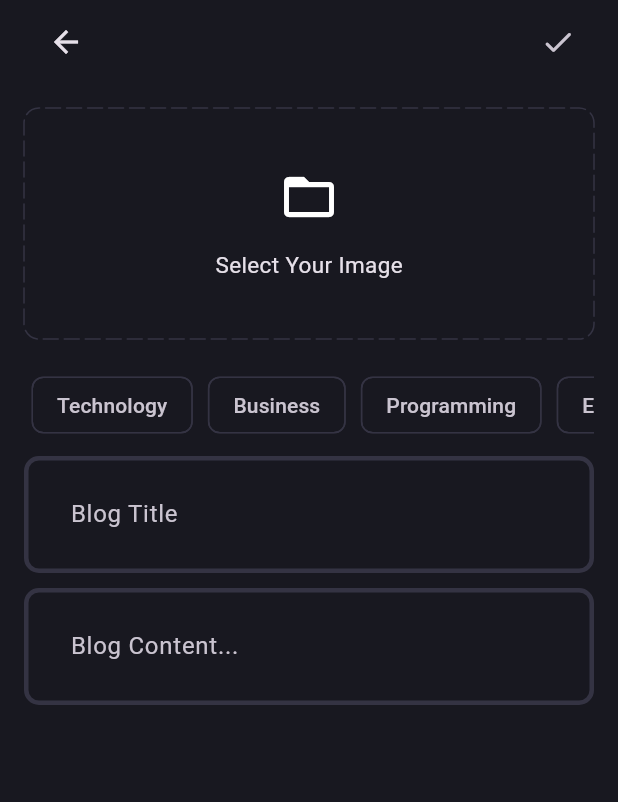
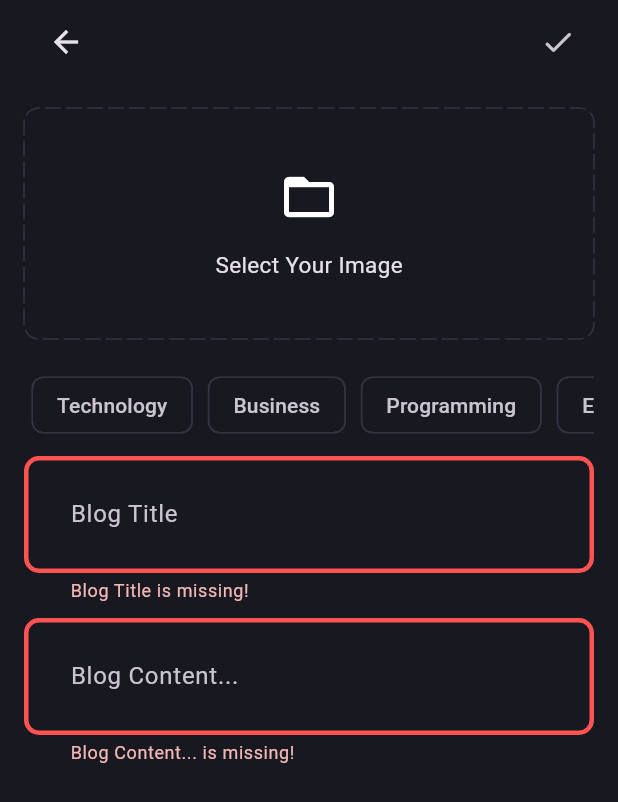
Before and after one commit to fryingLotus/flutterBlogApp, a Flutter app: the AddNewBlogPage screen opened directly, after a tap on the "done" icon, on a phone screen of 412 x 824 dp. Shown: the top 802 px of the screen. Run offline on Flutter 3.47's test engine with Material 3 defaults, Android fonts, the phone set to English and light mode, and no system bars; drawn by our look-alikes of dotted_border; our stand-ins replace flutter_bloc, fpdart, get_it, image_picker, internet_connection_checker_plus, supabase_flutter; accounts and stored records are empty.

Commit message:
Added way to display blogs

```diff
--- a/lib/core/themes/theme.dart
+++ b/lib/core/themes/theme.dart
@@ -18,8 +18,9 @@ class AppTheme {
           color: WidgetStatePropertyAll(AppPallete.backgroundColor),
           side: BorderSide.none),
       inputDecorationTheme: InputDecorationTheme(
-        contentPadding: const EdgeInsets.all(27),
-        enabledBorder: _border(),
-        focusedBorder: _border(AppPallete.gradient2),
-      ));
+          contentPadding: const EdgeInsets.all(27),
+          enabledBorder: _border(),
+          border: _border(),
+          focusedBorder: _border(AppPallete.gradient2),
+          errorBorder: _border(AppPallete.errorColor)));
 }
--- /dev/null
+++ b/lib/core/utils/calculate_reading_time.dart
@@ -0,0 +1,5 @@
+int calculateReadingTime(String content) {
+  final wordCount = content.split(RegExp(r'\s+')).length;
+  final readingTime = wordCount / 225;
+  return readingTime.ceil();
+}
--- /dev/null
+++ b/lib/core/utils/format_date.dart
@@ -0,0 +1,5 @@
+import 'package:intl/intl.dart';
+
+String formatDateBydMMMYYYY(DateTime dateTime) {
+  return DateFormat('d MMM, yyyy').format(dateTime);
+}
--- a/lib/features/blog/data/datasources/blog_remote_data_source.dart
+++ b/lib/features/blog/data/datasources/blog_remote_data_source.dart
@@ -10,6 +10,7 @@ abstract interface class BlogRemoteDataSource {
     required File image,
     required BlogModel blog,
   });
+  Future<List<BlogModel>> getAllBlogs();
 }
 
 class BlogRemoteDataSourceImpl implements BlogRemoteDataSource {
@@ -31,8 +32,22 @@ class BlogRemoteDataSourceImpl implements BlogRemoteDataSource {
   Future<String> uploadBlogImage(
       {required File image, required BlogModel blog}) async {
     try {
-      await supabaseClient.storage.from('blog_images').upload(blog.id, image);
-      return supabaseClient.storage.from('blog_images').getPublicUrl(blog.id);
+      await supabaseClient.storage.from('blogs_image').upload(blog.id, image);
+      return supabaseClient.storage.from('blogs_image').getPublicUrl(blog.id);
+    } catch (e) {
+      throw ServerException(e.toString());
+    }
+  }
+
+  @override
+  Future<List<BlogModel>> getAllBlogs() async {
+    try {
+      final blogs =
+          await supabaseClient.from('blogs').select('*,profiles (name)');
+      return blogs
+          .map((blog) => BlogModel.fromJson(blog)
+              .copyWith(posterName: blog['profiles']['name']))
+          .toList();
     } catch (e) {
       throw ServerException(e.toString());
     }
--- a/lib/features/blog/data/models/blog_model.dart
+++ b/lib/features/blog/data/models/blog_model.dart
@@ -8,7 +8,8 @@ class BlogModel extends Blog {
       required super.content,
       required super.imageUrl,
       required super.topics,
-      required super.updatedAt});
+      required super.updatedAt,
+      super.posterName});
 
   factory BlogModel.fromJson(Map<String, dynamic> map) {
     return BlogModel(
@@ -32,6 +33,7 @@ class BlogModel extends Blog {
     String? imageUrl,
     List<String>? topics,
     DateTime? updatedAt,
+    String? posterName,
   }) {
     return BlogModel(
       id: id ?? this.id,
@@ -41,6 +43,7 @@ class BlogModel extends Blog {
       imageUrl: imageUrl ?? this.imageUrl,
       topics: topics ?? this.topics,
       updatedAt: updatedAt ?? this.updatedAt,
+      posterName: posterName ?? this.posterName,
     );
   }
 
@@ -48,7 +51,8 @@ class BlogModel extends Blog {
     return <String, dynamic>{
       'id': id,
       'poster_id': posterId,
-      'title': content,
+      'title': title,
+      'content': content,
       'image_url': imageUrl,
       'topics': topics,
       'updated_at': updatedAt.toIso8601String()
--- a/lib/features/blog/domain/entities/blog.dart
+++ b/lib/features/blog/domain/entities/blog.dart
@@ -6,14 +6,15 @@ class Blog {
   final String imageUrl;
   final List<String> topics;
   final DateTime updatedAt;
+  final String? posterName;
 
-  Blog({
-    required this.id,
+  Blog(
+      {required this.id,
       required this.posterId,
       required this.title,
       required this.content,
       required this.imageUrl,
       required this.topics,
       required this.updatedAt,
-  });
+      this.posterName});
 }
--- a/lib/features/blog/domain/repositories/blog_repository.dart
+++ b/lib/features/blog/domain/repositories/blog_repository.dart
@@ -12,4 +12,5 @@ abstract interface class BlogRepository {
     required String posterId,
     required List<String> topics,
   });
+  Future<Either<Failures, List<Blog>>> getAllBlogs();
 }
--- /dev/null
+++ b/lib/features/blog/domain/usecases/get_all_blogs.dart
@@ -0,0 +1,16 @@
+import 'package:blogapp/core/error/failures.dart';
+import 'package:blogapp/core/usecases/usecase.dart';
+import 'package:blogapp/features/blog/domain/entities/blog.dart';
+import 'package:blogapp/features/blog/domain/repositories/blog_repository.dart';
+import 'package:fpdart/fpdart.dart';
+
+class GetAllBlogs implements UseCase<List<Blog>, NoParams> {
+  final BlogRepository blogRepository;
+
+  GetAllBlogs(this.blogRepository);
+
+  @override
+  Future<Either<Failures, List<Blog>>> call(NoParams params) async {
+    return await blogRepository.getAllBlogs();
+  }
+}
--- a/lib/features/blog/presentation/bloc/blog_bloc/blog_bloc.dart
+++ b/lib/features/blog/presentation/bloc/blog_bloc/blog_bloc.dart
@@ -1,6 +1,8 @@
 import 'dart:io';
 
+import 'package:blogapp/core/usecases/usecase.dart';
 import 'package:blogapp/features/blog/domain/entities/blog.dart';
+import 'package:blogapp/features/blog/domain/usecases/get_all_blogs.dart';
 import 'package:blogapp/features/blog/domain/usecases/upload_blog.dart';
 import 'package:flutter/material.dart';
 import 'package:flutter_bloc/flutter_bloc.dart';
@@ -9,16 +11,23 @@ part 'blog_event.dart';
 part 'blog_state.dart';
 
 class BlogBloc extends Bloc<BlogEvent, BlogState> {
-  final UploadBlog uploadBlog;
-  BlogBloc(this.uploadBlog) : super(BlogInitial()) {
+  final UploadBlog _uploadBlog;
+  final GetAllBlogs _getAllBlogs;
+  BlogBloc({
+    required UploadBlog uploadBlog,
+    required GetAllBlogs getAllBlogs,
+  })  : _uploadBlog = uploadBlog,
+        _getAllBlogs = getAllBlogs,
+        super(BlogInitial()) {
     on<BlogEvent>((event, emit) => emit(BlogLoading()));
     on<BlogUpload>(_onBlogUpload);
+    on<BlogFetchAllBlogs>(_onFetchAllBlog);
   }
   void _onBlogUpload(
     BlogUpload event,
     Emitter<BlogState> emit,
   ) async {
-    final res = await uploadBlog(
+    final res = await _uploadBlog(
       UploadBlogParams(
         posterId: event.posterId,
         title: event.title,
@@ -29,8 +38,20 @@ class BlogBloc extends Bloc<BlogEvent, BlogState> {
     );
 
     res.fold(
+      (l) {
+        emit(BlogFailure(l.message));
+      },
+      (r) {
+        emit(BlogUploadSuccess());
+      },
+    );
+  }
+
+  void _onFetchAllBlog(BlogFetchAllBlogs event, Emitter<BlogState> emit) async {
+    final res = await _getAllBlogs(NoParams());
+    res.fold(
       (l) => emit(BlogFailure(l.message)),
-      (r) => emit(BlogUploadSuccess()),
+      (r) => emit(BlogsDisplaySuccess(r)),
     );
   }
 }
--- a/lib/features/blog/presentation/pages/add_new_blog_page.dart
+++ b/lib/features/blog/presentation/pages/add_new_blog_page.dart
@@ -1,10 +1,16 @@
 import 'dart:io';
 
+import 'package:blogapp/core/common/cubits/app_user/app_user_cubit.dart';
+import 'package:blogapp/core/common/widgets/loader.dart';
 import 'package:blogapp/core/themes/app_pallete.dart';
 import 'package:blogapp/core/utils/pick_image.dart';
+import 'package:blogapp/core/utils/show_snackbar.dart';
+import 'package:blogapp/features/blog/presentation/bloc/blog_bloc/blog_bloc.dart';
+import 'package:blogapp/features/blog/presentation/pages/blog_page.dart';
 import 'package:blogapp/features/blog/presentation/widgets/blog_editor.dart';
 import 'package:dotted_border/dotted_border.dart';
 import 'package:flutter/material.dart';
+import 'package:flutter_bloc/flutter_bloc.dart';
 
 class AddNewBlogPage extends StatefulWidget {
   static route() =>
@@ -17,10 +23,10 @@ class AddNewBlogPage extends StatefulWidget {
 
 class _AddNewBlogPageState extends State<AddNewBlogPage> {
   final TextEditingController titleController = TextEditingController();
-
   final TextEditingController contentController = TextEditingController();
   List<String> selectedTopics = [];
   File? image;
+  final formkey = GlobalKey<FormState>();
 
   void selectImage() async {
     final pickedImage = await pickImage();
@@ -31,11 +37,26 @@ class _AddNewBlogPageState extends State<AddNewBlogPage> {
     }
   }
 
+  void uploadBlog() {
+    if (formkey.currentState!.validate() &&
+        selectedTopics.isNotEmpty &&
+        image != null) {
+      final posterId =
+          (context.read<AppUserCubit>().state as AppUserLoggedIn).user.id;
+      context.read<BlogBloc>().add(BlogUpload(
+          posterId: posterId,
+          title: titleController.text.trim(),
+          content: contentController.text.trim(),
+          image: image!,
+          topics: selectedTopics));
+    }
+  }
+
   @override
   void dispose() {
-    super.dispose();
     titleController.dispose();
     contentController.dispose();
+    super.dispose();
   }
 
   @override
@@ -48,7 +69,9 @@ class _AddNewBlogPageState extends State<AddNewBlogPage> {
           child: AppBar(
             actions: [
               IconButton(
-                onPressed: () {},
+                onPressed: () {
+                  uploadBlog();
+                },
                 icon: const Icon(Icons.done_rounded),
               ),
             ],
@@ -56,9 +79,24 @@ class _AddNewBlogPageState extends State<AddNewBlogPage> {
           ),
         ),
       ),
-      body: SingleChildScrollView(
+      body: BlocConsumer<BlogBloc, BlogState>(
+        listener: (context, state) {
+          if (state is BlogFailure) {
+            showSnackBar(context, state.error);
+          } else if (state is BlogUploadSuccess) {
+            Navigator.pushAndRemoveUntil(
+                context, BlogPage.route(), (route) => false);
+          }
+        },
+        builder: (context, state) {
+          if (state is BlogLoading) {
+            return const Loader();
+          }
+          return SingleChildScrollView(
             child: Padding(
               padding: const EdgeInsets.all(16.0),
+              child: Form(
+                key: formkey,
                 child: Column(
                   children: [
                     image != null
@@ -83,7 +121,7 @@ class _AddNewBlogPageState extends State<AddNewBlogPage> {
                             child: DottedBorder(
                               color: AppPallete.borderColor,
                               dashPattern: const [10, 4],
-                        radius: Radius.circular(10),
+                              radius: const Radius.circular(10),
                               borderType: BorderType.RRect,
                               strokeCap: StrokeCap.round,
                               child: Container(
@@ -100,7 +138,7 @@ class _AddNewBlogPageState extends State<AddNewBlogPage> {
                                     Text(
                                       "Select Your Image",
                                       style: TextStyle(fontSize: 15),
-                              )
+                                    ),
                                   ],
                                 ),
                               ),
@@ -120,7 +158,8 @@ class _AddNewBlogPageState extends State<AddNewBlogPage> {
                         ]
                             .map(
                               (e) => Padding(
-                          padding: const EdgeInsets.symmetric(horizontal: 5.0),
+                                padding:
+                                    const EdgeInsets.symmetric(horizontal: 5.0),
                                 child: GestureDetector(
                                   onTap: () {
                                     if (selectedTopics.contains(e)) {
@@ -150,16 +189,21 @@ class _AddNewBlogPageState extends State<AddNewBlogPage> {
                     const SizedBox(
                       height: 10,
                     ),
-              BlogEditor(controller: titleController, hintText: 'Blog Title'),
+                    BlogEditor(
+                        controller: titleController, hintText: 'Blog Title'),
                     const SizedBox(
                       height: 10,
                     ),
                     BlogEditor(
-                  controller: contentController, hintText: 'Blog Content...'),
+                        controller: contentController,
+                        hintText: 'Blog Content...'),
                   ],
                 ),
               ),
             ),
           );
+        },
+      ),
+    );
   }
 }
--- a/lib/features/blog/presentation/widgets/blog_editor.dart
+++ b/lib/features/blog/presentation/widgets/blog_editor.dart
@@ -12,6 +12,12 @@ class BlogEditor extends StatelessWidget {
       controller: controller,
       decoration: InputDecoration(hintText: hintText),
       maxLines: null,
+      validator: (value) {
+        if (value!.trim().isEmpty) {
+          return '$hintText is missing!';
+        }
+        return null;
+      },
     );
   }
 }
--- a/pubspec.yaml
+++ b/pubspec.yaml
@@ -42,6 +42,8 @@ dependencies:
   dotted_border: ^2.1.0
   image_picker: ^1.1.2
   uuid: ^4.4.2
+  intl: ^0.19.0
+  internet_connection_checker_plus: ^2.5.1
 
 dev_dependencies:
   flutter_test:
```
Also changed, not shown: lib/core/network/connection_checker.dart (added, +14 -0 lines), lib/features/auth/data/repositories/auth_repository_impl.dart (+12 -2 lines), lib/features/blog/data/repositories/blog_repositories_impl.dart (+11 -1 lines), lib/features/blog/presentation/pages/blog_page.dart (+52 -5 lines), lib/features/blog/presentation/pages/blog_viewer_page.dart (added, +65 -0 lines), lib/features/blog/presentation/widgets/blog_card.dart (added, +56 -0 lines), lib/init_dependencies.dart (+15 -2 lines), pubspec.lock, 3 other files. Lines whose indentation alone changed are shown as unchanged.
